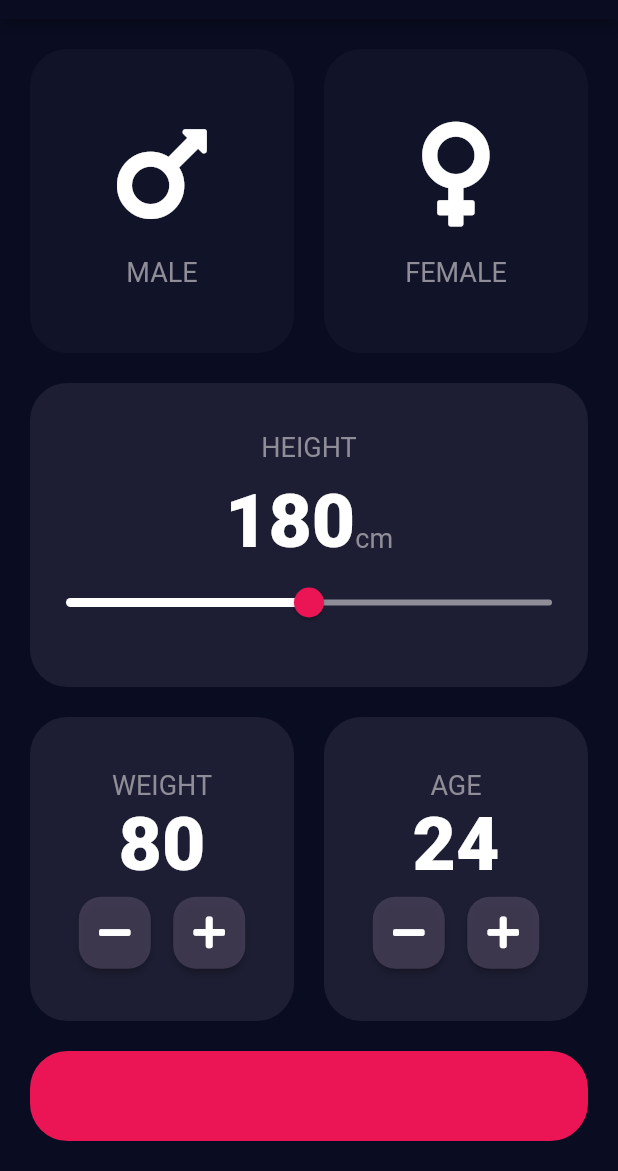
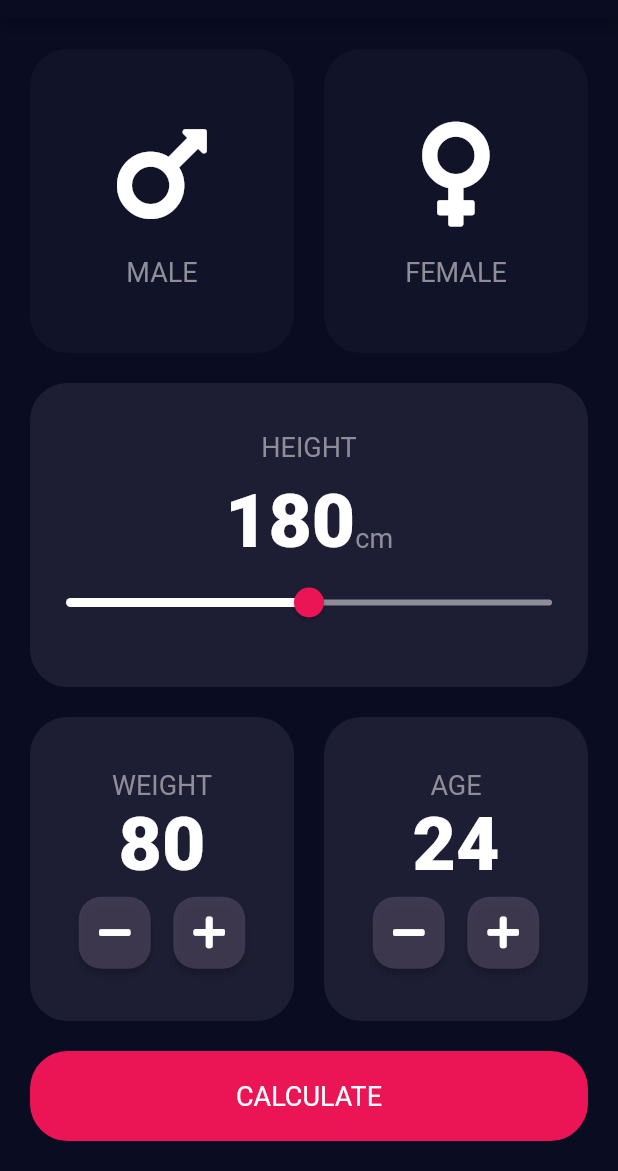
Before and after one commit to Basith-P/BMI-Calculator, a Flutter app: the screen it shows after launch, on a phone screen of 412 x 824 dp, the part 65-1236 px from its top. Run offline on Flutter 3.47's test engine with Material 2 defaults, Android fonts, the phone set to English and light mode, and no system bars; our stand-ins replace font_awesome_flutter.

```diff
--- a/lib/screens/input_page.dart
+++ b/lib/screens/input_page.dart
@@ -6,6 +6,7 @@ import '/utils/constants.dart';
 import '/widgets/icon_content.dart';
 import '/widgets/reusable_card.dart';
 import '/widgets/round_corner_icon_button.dart';
+import 'result_page.dart';
 
 enum Gender {
   male,
@@ -208,9 +209,29 @@ class _InputPageState extends State<InputPage> {
                   ],
                 ),
               ),
-              Container(
-                height: kButtonContainerHeight,
-                child: ReusableCard(color: kPink),
+              GestureDetector(
+                onTap: () {
+                  Navigator.push(
+                    context,
+                    MaterialPageRoute(
+                      builder: (context) {
+                        return ResultPage();
+                      },
+                    ),
+                  );
+                },
+                child: Container(
+                  height: kButtonContainerHeight,
+                  child: ReusableCard(
+                    color: kPink,
+                    child: Center(
+                      child: Text(
+                        'CALCULATE',
+                        style: kLabelTextStyle.copyWith(color: Colors.white),
+                      ),
+                    ),
+                  ),
+                ),
               )
             ],
           ),
```
Also changed, not shown: lib/screens/result_page.dart (added, +13 -0 lines).
